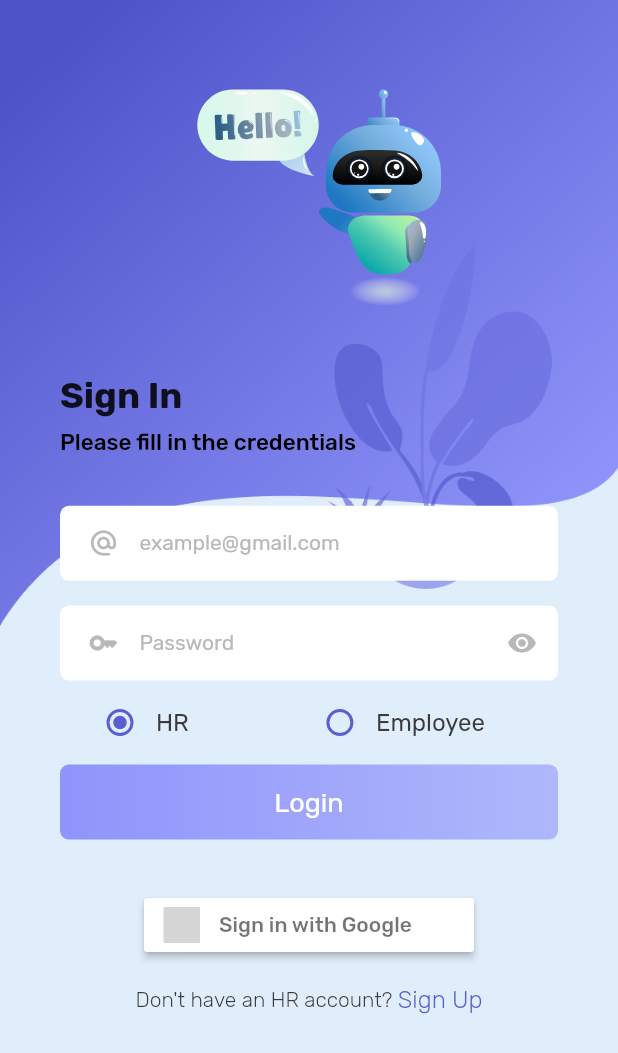
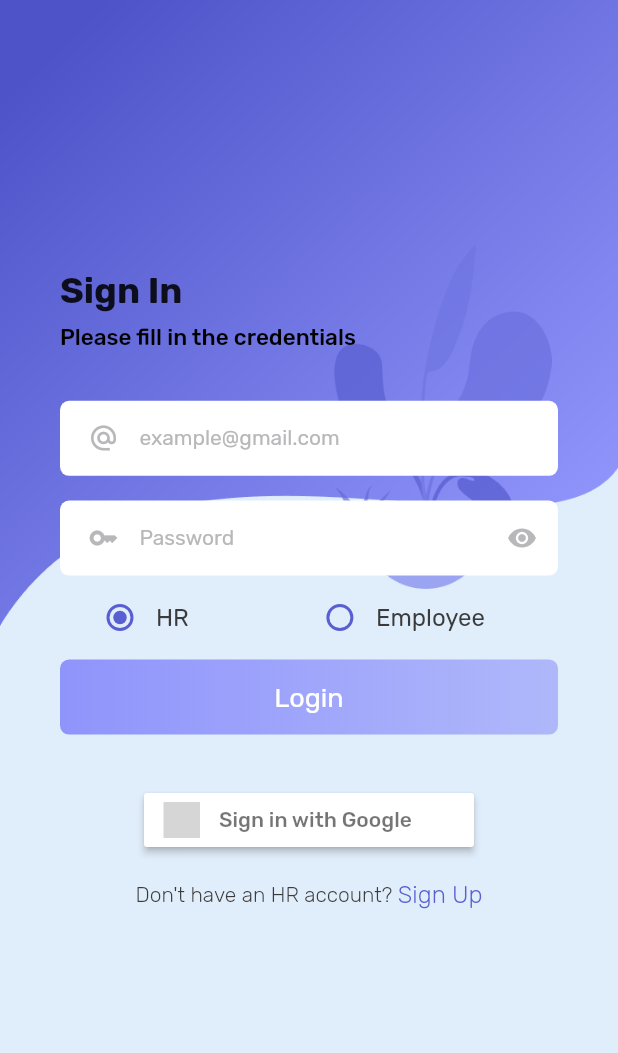
Before and after one commit to jabroochoudhary/Hr_Management_System, a Flutter app: the screen it shows after launch, on a phone screen of 412 x 824 dp. Shown: the top 1053 px of the screen. Run offline on Flutter 3.47's test engine with Material 2 defaults, Android fonts, the light colour scheme and no system bars; drawn by our look-alikes of delayed_display; our stand-ins replace cloud_firestore, firebase_auth, firebase_core, firebase_messaging, firebase_storage, flutter_datetime_picker and 15 more; accounts and stored records are empty; project files that could hold a hidden picture were left out; grey boxes are pictures that could not be loaded.

Commit message:
Fixing emp atta issues

```diff
--- a/lib/Login Module/View/login_screen.dart
+++ b/lib/Login Module/View/login_screen.dart
@@ -45,15 +45,16 @@ class _LoginScreenState extends State<LoginScreen> {
                 mainAxisAlignment: MainAxisAlignment.start,
                 crossAxisAlignment: CrossAxisAlignment.start,
                 children: [
-                  Align(
-                    alignment: Alignment.topRight,
-                    child: Lottie.asset(
-                      "assets/welcome.json",
-                      fit: BoxFit.fill,
-                      height: 250,
-                      width: 250,
-                    ),
-                  ),
+                  // Align(
+                  //   alignment: Alignment.topRight,
+                  //   child: Lottie.asset(
+                  //     "assets/welcome.json",
+                  //     fit: BoxFit.fill,
+                  //     height: 250,
+                  //     width: 250,
+                  //   ),
+                  // ),
+                  SizedBox(height: 180, width: 250),
                   DelayedDisplay(
                     delay: Duration(
                         milliseconds: initialDelay.inMilliseconds + 200),
@@ -166,24 +167,6 @@ class _LoginScreenState extends State<LoginScreen> {
                           ),
                   ),
                   SizedBox(height: SizeConfig.heightMultiplier * 2),
-                  // DelayedDisplay(
-                  //   delay: Duration(
-                  //       milliseconds: initialDelay.inMilliseconds + 900),
-                  //   child: Row(
-                  //     mainAxisAlignment: MainAxisAlignment.end,
-                  //     children: [
-                  //       InkWell(
-                  //           onTap: () {},
-                  //           child: const Text(
-                  //             "Forgot Password?",
-                  //             style: TextStyle(
-                  //                 fontSize: 14,
-                  //                 fontWeight: FontWeight.w100,
-                  //                 color: AppColors.coloredtext),
-                  //           )),
-                  //     ],
-                  //   ),
-                  // ),S
                   SizedBox(height: SizeConfig.heightMultiplier * 2),
                   _controllerLogIn.isHrCheck.value
                       ? DelayedDisplay(
--- a/lib/hr_modules/Attendence Module/view_model/attendence_view_model.dart
+++ b/lib/hr_modules/Attendence Module/view_model/attendence_view_model.dart
@@ -15,6 +15,8 @@ class AttendenceViewModel extends GetxController {
   Future<void> loadUserID() async {
     hr_id.value =
         (await AppLocalDataSaver.getString(AppLocalDataSaver.userId))!;
+    print(hr_id.value.toString() +
+        " <<<<<<<<<<<<<<<<<<<<<<<<<<<<<<<<<<<<<<<<<<<<<<<<<<");
     // print(hr_id.toString());
   }
 
@@ -48,6 +50,7 @@ class AttendenceViewModel extends GetxController {
     } else {
       await FirebaseFirestore.instance
           .collection(AppConstants.employesCollectionName)
+          .where("HR_id", isEqualTo: hr_id.value)
           .get()
           .then((data) {
         for (var dt in data.docs) {
```
Also changed, not shown: lib/hr_modules/Attendence Module/View/attendence.dart (+4 -4 lines).
